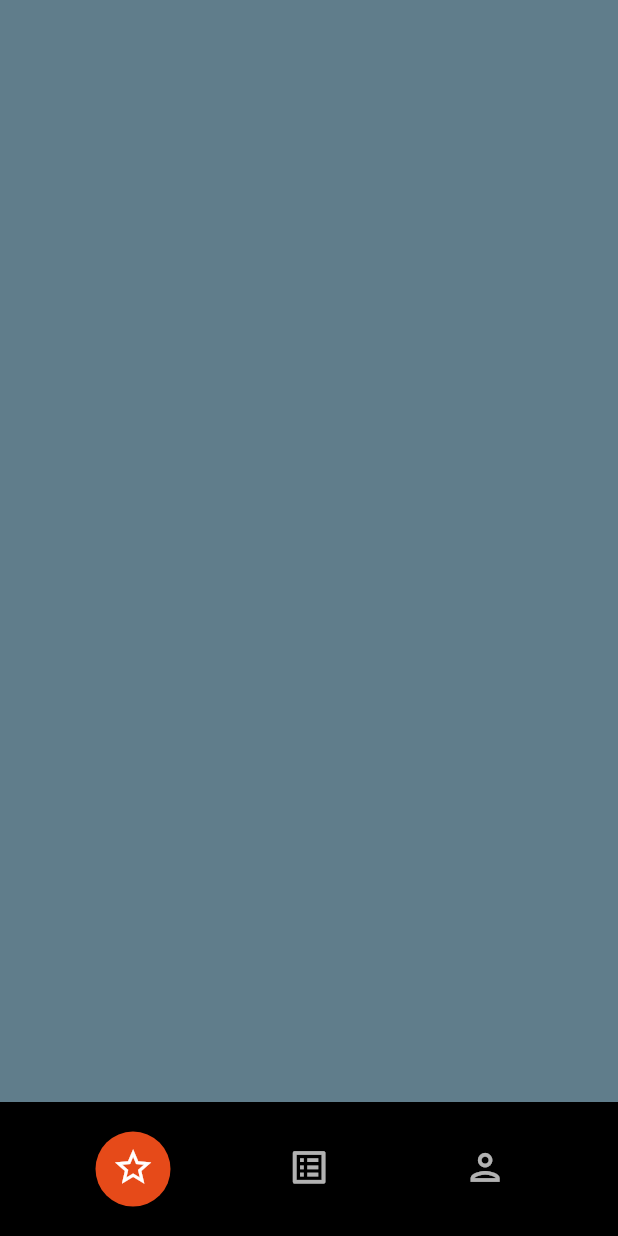
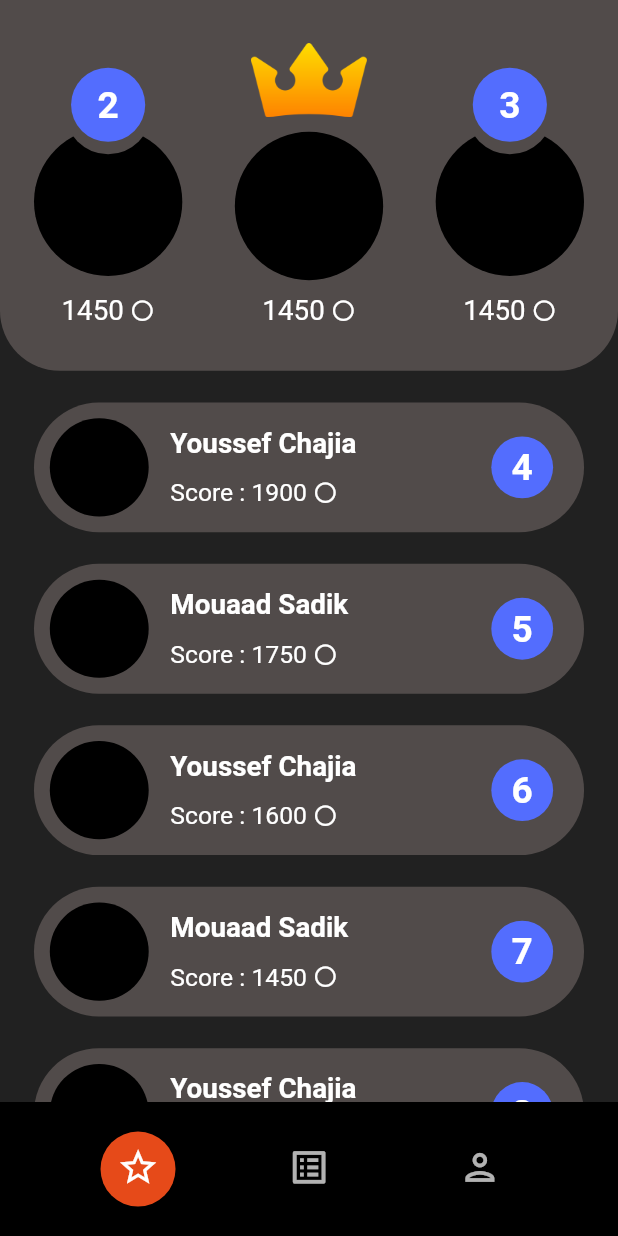
Before and after one commit to YoussefChajia/game-prize, a Flutter app: the screen it shows after launch, on a phone screen of 412 x 824 dp. Run offline on Flutter 3.47's test engine with Material 2 defaults, Android fonts, the phone set to English and light mode, and no system bars.

Commit message:
Finished Leaderboard Page's  UI

```diff
--- /dev/null
+++ b/lib/models/user.dart
@@ -0,0 +1,60 @@
+class User {
+  final String username;
+  final int rank;
+  final int score;
+
+  User({required this.username, required this.rank, required this.score});
+}
+
+List<User> users = [
+  User(
+    username: 'Mouaad Sadik',
+    rank: 1,
+    score: 2500,
+  ),
+  User(
+    username: 'Youssef Chajia',
+    rank: 2,
+    score: 2450,
+  ),
+  User(
+    username: 'Mouaad Sadik',
+    rank: 3,
+    score: 2300,
+  ),
+  User(
+    username: 'Youssef Chajia',
+    rank: 4,
+    score: 1900,
+  ),
+  User(
+    username: 'Mouaad Sadik',
+    rank: 5,
+    score: 1750,
+  ),
+  User(
+    username: 'Youssef Chajia',
+    rank: 6,
+    score: 1600,
+  ),
+  User(
+    username: 'Mouaad Sadik',
+    rank: 7,
+    score: 1450,
+  ),
+  User(
+    username: 'Youssef Chajia',
+    rank: 8,
+    score: 1200,
+  ),
+  User(
+    username: 'Mouaad Sadik',
+    rank: 9,
+    score: 1150,
+  ),
+  User(
+    username: 'Youssef Chajia',
+    rank: 10,
+    score: 1000,
+  ),
+];
--- a/lib/screens/game_list_screen.dart
+++ b/lib/screens/game_list_screen.dart
@@ -3,14 +3,14 @@ import 'package:axie_scholarship/widgets/game_card.dart';
 import 'package:flutter/material.dart';
 import 'package:provider/provider.dart';
 
-class GameList extends StatefulWidget {
-  const GameList({Key? key}) : super(key: key);
+class GameListPage extends StatefulWidget {
+  const GameListPage({Key? key}) : super(key: key);
 
   @override
-  _GameListState createState() => _GameListState();
+  _GameListPageState createState() => _GameListPageState();
 }
 
-class _GameListState extends State<GameList> {
+class _GameListPageState extends State<GameListPage> {
   @override
   Widget build(BuildContext context) {
     return SafeArea(
--- /dev/null
+++ b/lib/screens/leaderboard_screen.dart
@@ -0,0 +1,176 @@
+import 'package:axie_scholarship/tools/screen_size.dart';
+import 'package:axie_scholarship/widgets/user_card.dart';
+import 'package:flutter/material.dart';
+import 'package:provider/provider.dart';
+
+class LeaderboardPage extends StatefulWidget {
+  const LeaderboardPage({Key? key}) : super(key: key);
+
+  @override
+  _LeaderboardPageState createState() => _LeaderboardPageState();
+}
+
+class _LeaderboardPageState extends State<LeaderboardPage> {
+  @override
+  Widget build(BuildContext context) {
+    return SafeArea(
+      child: Scaffold(
+        backgroundColor: Theme.of(context).backgroundColor,
+        body: SingleChildScrollView(
+          child: Column(
+            children: [
+              Container(
+                height: context.read<ScreenSize>().height * 0.3,
+                decoration: BoxDecoration(
+                  color: Theme.of(context).cardColor,
+                  borderRadius: BorderRadius.only(
+                    bottomLeft: Radius.circular(40.0),
+                    bottomRight: Radius.circular(40.0),
+                  ),
+                ),
+                child: Padding(
+                  padding: EdgeInsets.symmetric(
+                    horizontal: context.read<ScreenSize>().width * 0.055,
+                    vertical: context.read<ScreenSize>().height * 0.035,
+                  ),
+                  child: Row(
+                    mainAxisAlignment: MainAxisAlignment.spaceBetween,
+                    children: [
+                      TopCard(
+                        rank: 2,
+                      ),
+                      Column(
+                        mainAxisAlignment: MainAxisAlignment.spaceBetween,
+                        children: [
+                          Container(
+                            height: context.read<ScreenSize>().height * 0.06,
+                            width: context.read<ScreenSize>().height * 0.1,
+                            child: Image.asset('assets/images/crown.png'),
+                          ),
+                          Container(
+                            height: context.read<ScreenSize>().height * 0.12,
+                            width: context.read<ScreenSize>().height * 0.12,
+                            decoration: BoxDecoration(
+                              borderRadius: BorderRadius.circular(50.0),
+                              color: Colors.black,
+                            ),
+                          ),
+                          Row(
+                            mainAxisAlignment: MainAxisAlignment.spaceBetween,
+                            children: [
+                              Text(
+                                '1450',
+                                style:
+                                    TextStyle(fontSize: context.read<ScreenSize>().width * 0.045),
+                              ),
+                              SizedBox(
+                                width: context.read<ScreenSize>().width * 0.01,
+                              ),
+                              Icon(
+                                Icons.circle_outlined,
+                                size: context.read<ScreenSize>().width * 0.04,
+                              ),
+                            ],
+                          )
+                        ],
+                      ),
+                      TopCard(
+                        rank: 3,
+                      ),
+                    ],
+                  ),
+                ),
+              ),
+              SizedBox(
+                height: context.read<ScreenSize>().height * 0.0128,
+              ),
+              Padding(
+                padding: EdgeInsets.symmetric(horizontal: context.read<ScreenSize>().width * 0.055),
+                child: UserCard(),
+              )
+            ],
+          ),
+        ),
+      ),
+    );
+  }
+}
+
+class TopCard extends StatelessWidget {
+  final int rank;
+
+  const TopCard({Key? key, required this.rank}) : super(key: key);
+
+  @override
+  Widget build(BuildContext context) {
+    return Column(
+      mainAxisAlignment: MainAxisAlignment.end,
+      children: [
+        Stack(
+          alignment: Alignment.topCenter,
+          children: [
+            Padding(
+              padding: EdgeInsets.only(top: 40.0),
+              child: Container(
+                height: context.read<ScreenSize>().height * 0.12,
+                width: context.read<ScreenSize>().height * 0.12,
+                decoration: BoxDecoration(
+                  borderRadius: BorderRadius.circular(50.0),
+                  color: Colors.black,
+                ),
+              ),
+            ),
+            Stack(
+              alignment: Alignment.topCenter,
+              children: [
+                Container(
+                  height: context.read<ScreenSize>().height * 0.07,
+                  width: context.read<ScreenSize>().height * 0.07,
+                  decoration: BoxDecoration(
+                    borderRadius: BorderRadius.circular(30.0),
+                    color: Theme.of(context).cardColor,
+                  ),
+                ),
+                Container(
+                  height: context.read<ScreenSize>().height * 0.06,
+                  width: context.read<ScreenSize>().height * 0.06,
+                  decoration: BoxDecoration(
+                    borderRadius: BorderRadius.circular(30.0),
+                    color: Theme.of(context).buttonColor,
+                  ),
+                  child: Center(
+                    child: Text(
+                      rank.toString(),
+                      style: TextStyle(
+                        color: Colors.white,
+                        fontSize: context.read<ScreenSize>().width * 0.06,
+                        fontWeight: FontWeight.bold,
+                      ),
+                    ),
+                  ),
+                ),
+              ],
+            ),
+          ],
+        ),
+        SizedBox(height: context.read<ScreenSize>().height * 0.015),
+        Row(
+          mainAxisAlignment: MainAxisAlignment.spaceBetween,
+          children: [
+            Text(
+              '1450',
+              style: TextStyle(fontSize: context.read<ScreenSize>().width * 0.045),
+            ),
+            SizedBox(
+              width: context.read<ScreenSize>().width * 0.01,
+            ),
+            Icon(
+              Icons.circle_outlined,
+              size: context.read<ScreenSize>().width * 0.04,
+            ),
+          ],
+        )
+      ],
+    );
+  }
+}
--- /dev/null
+++ b/lib/screens/profile_screen.dart
@@ -0,0 +1,19 @@
+import 'package:flutter/material.dart';
+
+class ProfilePage extends StatefulWidget {
+  const ProfilePage({Key? key}) : super(key: key);
+
+  @override
+  _ProfilePageState createState() => _ProfilePageState();
+}
+
+class _ProfilePageState extends State<ProfilePage> {
+  @override
+  Widget build(BuildContext context) {
+    return SafeArea(
+      child: Scaffold(
+        backgroundColor: Theme.of(context).backgroundColor,
+      ),
+    );
+  }
+}
--- a/lib/widgets/tab_layout.dart
+++ b/lib/widgets/tab_layout.dart
@@ -1,4 +1,6 @@
 import 'package:axie_scholarship/screens/game_list_screen.dart';
+import 'package:axie_scholarship/screens/leaderboard_screen.dart';
+import 'package:axie_scholarship/screens/profile_screen.dart';
 import 'package:axie_scholarship/tools/screen_size.dart';
 import 'package:flutter/material.dart';
 import 'package:provider/provider.dart';
@@ -13,13 +15,13 @@ class TabLayout extends StatelessWidget {
       child: Scaffold(
         body: TabBarView(
           children: [
-            Container(color: Colors.blueGrey),
-            GameList(),
-            Container(color: Colors.blueAccent),
+            LeaderboardPage(),
+            GameListPage(),
+            ProfilePage(),
           ],
         ),
         bottomNavigationBar: Padding(
-          padding: EdgeInsets.symmetric(horizontal: 30.0),
+          padding: EdgeInsets.symmetric(horizontal: context.read<ScreenSize>().width * 0.085),
           child: TabBar(
             tabs: [
               NavTab(icon: Icons.star_border_outlined),
--- /dev/null
+++ b/lib/widgets/user_card.dart
@@ -0,0 +1,125 @@
+import 'package:axie_scholarship/models/user.dart';
+import 'package:axie_scholarship/tools/screen_size.dart';
+import 'package:flutter/material.dart';
+import 'package:provider/provider.dart';
+
+class UserCard extends StatefulWidget {
+  const UserCard({Key? key}) : super(key: key);
+
+  @override
+  _UserCardState createState() => _UserCardState();
+}
+
+class _UserCardState extends State<UserCard> {
+  @override
+  Widget build(BuildContext context) {
+    return Container(
+      child: ListView.builder(
+        physics: NeverScrollableScrollPhysics(),
+        shrinkWrap: true,
+        itemCount: users.length,
+        itemBuilder: (BuildContext context, int index) {
+          final User user = users[index];
+          if (index >= 3) {
+            return Padding(
+              padding: EdgeInsets.symmetric(vertical: context.read<ScreenSize>().height * 0.0128),
+              child: Container(
+                height: context.read<ScreenSize>().height * 0.105,
+                decoration: BoxDecoration(
+                  borderRadius: BorderRadius.circular(50.0),
+                  color: Theme.of(context).cardColor,
+                ),
+                child: Row(
+                  mainAxisAlignment: MainAxisAlignment.spaceBetween,
+                  children: [
+                    Padding(
+                      padding: EdgeInsets.all(context.read<ScreenSize>().height * 0.0128),
+                      child: Row(
+                        crossAxisAlignment: CrossAxisAlignment.center,
+                        children: [
+                          Container(
+                            height: context.read<ScreenSize>().height * 0.08,
+                            width: context.read<ScreenSize>().height * 0.08,
+                            decoration: BoxDecoration(
+                              borderRadius: BorderRadius.circular(50.0),
+                              color: Colors.black,
+                            ),
+                          ),
+                          Padding(
+                            padding:
+                                EdgeInsets.only(left: context.read<ScreenSize>().width * 0.035),
+                            child: Container(
+                              child: Column(
+                                mainAxisAlignment: MainAxisAlignment.center,
+                                crossAxisAlignment: CrossAxisAlignment.start,
+                                children: [
+                                  Text(
+                                    user.username,
+                                    style: TextStyle(
+                                      color: Colors.white,
+                                      fontSize: context.read<ScreenSize>().width * 0.045,
+                                      fontWeight: FontWeight.bold,
+                                    ),
+                                  ),
+                                  SizedBox(
+                                    height: context.read<ScreenSize>().height * 0.015,
+                                  ),
+                                  Row(
+                                    crossAxisAlignment: CrossAxisAlignment.center,
+                                    children: [
+                                      Text(
+                                        'Score : ${user.score}',
+                                        style: TextStyle(
+                                          color: Colors.white,
+                                          fontSize: context.read<ScreenSize>().width * 0.04,
+                                          fontWeight: FontWeight.normal,
+                                        ),
+                                      ),
+                                      SizedBox(
+                                        width: context.read<ScreenSize>().width * 0.01,
+                                      ),
+                                      Icon(
+                                        Icons.circle_outlined,
+                                        size: context.read<ScreenSize>().width * 0.04,
+                                      ),
+                                    ],
+                                  ),
+                                ],
+                              ),
+                            ),
+                          ),
+                        ],
+                      ),
+                    ),
+                    Padding(
+                      padding: EdgeInsets.all(context.read<ScreenSize>().height * 0.025),
+                      child: Container(
+                        height: context.read<ScreenSize>().height * 0.05,
+                        width: context.read<ScreenSize>().height * 0.05,
+                        decoration: BoxDecoration(
+                          borderRadius: BorderRadius.circular(30.0),
+                          color: Theme.of(context).buttonColor,
+                        ),
+                        child: Center(
+                          child: Text(
+                            user.rank.toString(),
+                            style: TextStyle(
+                              color: Colors.white,
+                              fontSize: context.read<ScreenSize>().width * 0.06,
+                              fontWeight: FontWeight.bold,
+                            ),
+                          ),
+                        ),
+                      ),
+                    ),
+                  ],
+                ),
+              ),
+            );
+          }
+          return SizedBox();
+        },
+      ),
+    );
+  }
+}
--- a/pubspec.yaml
+++ b/pubspec.yaml
@@ -46,8 +46,8 @@ flutter:
   uses-material-design: true
 
   # To add assets to your application, add an assets section, like this:
-  # assets:
-  #   - images/a_dot_burr.jpeg
+  assets:
+    - assets/images/crown.png
   #   - images/a_dot_ham.jpeg
 
   # An image asset can refer to one or more resolution-specific "variants", see
```
Also changed, not shown: assets/images/crown.png (added).
